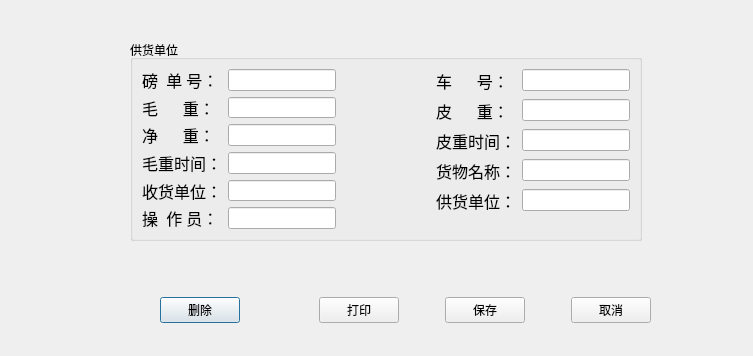
Above: ui/balance_detail.ui from yuyan235813/balance_platform before the change. Below: the same form after it.
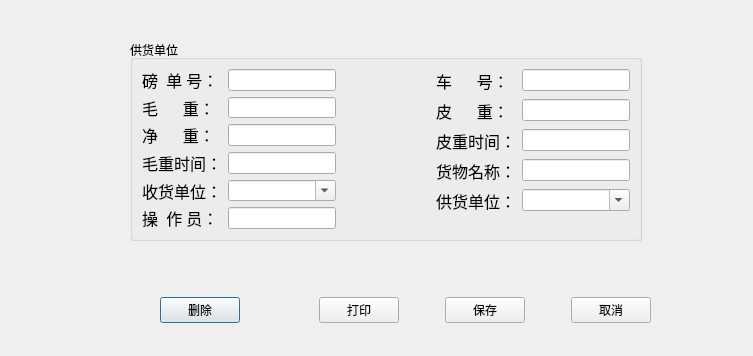
That is the form after the change.

```diff
--- a/ui/balance_detail.ui
+++ b/ui/balance_detail.ui
@@ -190,13 +190,6 @@
           </property>
          </widget>
         </item>
-        <item row="4" column="1">
-         <widget class="QLineEdit" name="receiverNameLineEdit_3">
-          <property name="echoMode">
-           <enum>QLineEdit::Normal</enum>
-          </property>
-         </widget>
-        </item>
         <item row="5" column="0">
          <widget class="QLabel" name="label_16">
           <property name="font">
@@ -246,6 +239,13 @@
           </property>
          </widget>
         </item>
+        <item row="4" column="1">
+         <widget class="QComboBox" name="receiverComboBox">
+          <property name="editable">
+           <bool>true</bool>
+          </property>
+         </widget>
+        </item>
        </layout>
       </item>
       <item>
@@ -368,9 +368,9 @@
          </widget>
         </item>
         <item row="4" column="1">
-         <widget class="QLineEdit" name="supplyNameLineEdit_2">
-          <property name="echoMode">
-           <enum>QLineEdit::Normal</enum>
+         <widget class="QComboBox" name="supplierComboBox">
+          <property name="editable">
+           <bool>true</bool>
           </property>
          </widget>
         </item>
```
